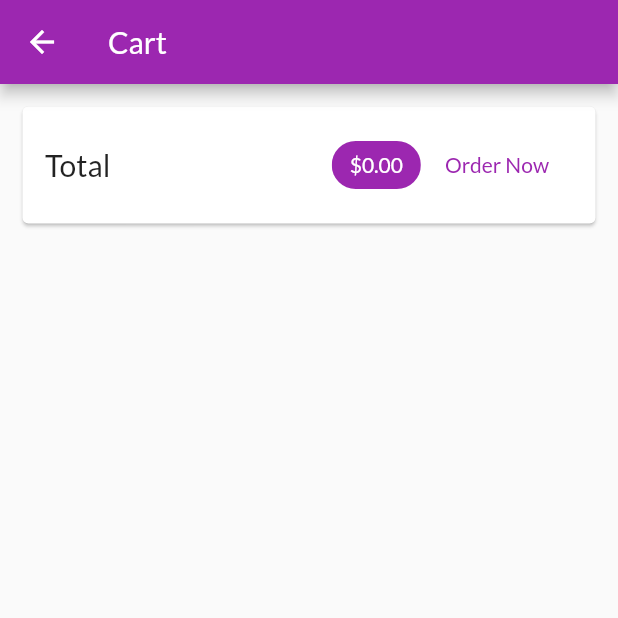
After one commit to hatem1055/flutter-shop-app, a Flutter app: the CartScreen screen opened by its route, on a phone screen of 412 x 824 dp, the top half of it. The commit adds this screen. Run offline on Flutter 3.47's test engine with Material 2 defaults, Android fonts, the phone set to English and light mode, and no system bars; network calls fail.

Commit message:
cart screen

```diff
--- a/lib/main.dart
+++ b/lib/main.dart
@@ -4,6 +4,7 @@ import 'providers/cart_provider.dart';
 import 'screens/product_details/product_details_screen.dart';
 import 'screens/products_overview/products_overview_screen.dart';
 import 'providers/products_provider.dart';
+import 'screens/cart/cart_screen.dart';
 
 void main() => runApp(MyApp());
 
@@ -24,7 +25,8 @@ class MyApp extends StatelessWidget {
             fontFamily: 'Lato'),
         routes: {
           '/': (ctx) => ProductOverviewScreen(),
-          ProductDetailsScreen.routeName: (ctx) => ProductDetailsScreen()
+          ProductDetailsScreen.routeName: (ctx) => ProductDetailsScreen(),
+          CartScreen.routeName:(ctx)=>CartScreen()
         },
       ),
     );
--- a/lib/providers/cart_provider.dart
+++ b/lib/providers/cart_provider.dart
@@ -3,14 +3,10 @@ import 'package:flutter/cupertino.dart';
 class CartItem {
   final String id;
   final String title;
-  final int quantity;
+  int quantity = 1;
   final double price;
 
-  CartItem(
-      {@required this.id,
-      @required this.price,
-      @required this.quantity,
-      @required this.title});
+  CartItem({@required this.id, @required this.price, @required this.title});
 }
 
 class CartProvider with ChangeNotifier {
@@ -20,15 +16,18 @@ class CartProvider with ChangeNotifier {
     return {..._items};
   }
 
-  int get itemCount{
+  int get itemCount {
     return _items.length;
   }
-  bool isInCart(id){
+
+  bool isInCart(id) {
     return _items.containsKey(id);
   }
-  int getProductQuanitiy(id){
+
+  int getProductQuanitiy(id) {
     return _items[id].quantity;
   }
+
   //methods
   void addItem(
     String productId,
@@ -41,12 +40,34 @@ class CartProvider with ChangeNotifier {
       _items.putIfAbsent(
           productId,
           () => CartItem(
-              id: DateTime.now().toString(),
-              price: price,
-              quantity: 1,
-              title: title));
+              id: DateTime.now().toString(), price: price, title: title));
     }
     notifyListeners();
   }
 
+  void deleteItems(id) {
+    _items.remove(id);
+    notifyListeners();
+  }
+
+  void incrementItemQuantity(id) {
+    _items[id].quantity += 1;
+    notifyListeners();
+  }
+
+  void dicrementItemQuantity(id) {
+    if(_items[id].quantity > 1){
+      _items[id].quantity -= 1;
+    }
+    notifyListeners();
+  }
+
+  //calculations
+  double get totalAmount {
+    double sum = 0.0;
+    _items.forEach((key, cartItem) {
+      sum += cartItem.price * cartItem.quantity;
+    });
+    return sum;
+  }
 }
--- /dev/null
+++ b/lib/screens/cart/cart_screen.dart
@@ -0,0 +1,58 @@
+import 'package:flutter/material.dart';
+import 'package:provider/provider.dart';
+import '../../providers/cart_provider.dart';
+import 'cart_item_widget.dart';
+
+class CartScreen extends StatelessWidget {
+  static const routeName = '/cart';
+  @override
+  Widget build(BuildContext context) {
+    final cart = Provider.of<CartProvider>(context);
+    return Scaffold(
+      appBar: AppBar(
+        title: Text('Cart'),
+      ),
+      body: Column(
+        children: [
+          Card(
+            margin: EdgeInsets.all(15),
+            child: Padding(
+                padding: EdgeInsets.all(15),
+                child: Row(
+                  mainAxisAlignment: MainAxisAlignment.spaceBetween,
+                  children: [
+                    Text(
+                      'Total',
+                      style: TextStyle(fontSize: 20),
+                    ),
+                    Spacer(),
+                    Chip(
+                      label: Text('\$${cart.totalAmount.toStringAsFixed(2)}',
+                          style: TextStyle(
+                            color: Theme.of(context)
+                                .primaryTextTheme
+                                .headline6
+                                .color,
+                          )),
+                      backgroundColor: Theme.of(context).primaryColor,
+                    ),
+                    FlatButton(
+                      child: Text('Order Now'),
+                      onPressed: (){},
+                      textColor: Theme.of(context).primaryColor,
+                    )
+                  ],
+                )),
+          ),
+          SizedBox(height:10),
+          Expanded(child:ListView.builder(
+            itemCount: cart.itemCount,
+            itemBuilder: (ctx,index){
+              return CartItemWidget(cart.items.values.toList()[index],cart.items.keys.toList()[index]);
+            },
+          ))
+        ],
+      ),
+    );
+  }
+}
--- a/lib/screens/products_overview/product_widget.dart
+++ b/lib/screens/products_overview/product_widget.dart
@@ -8,7 +8,6 @@ class ProductWidget extends StatelessWidget {
   @override
   Widget build(BuildContext context) {
     final Product product = Provider.of<Product>(context);
-    final CartProvider cart = Provider.of<CartProvider>(context, listen: false);
     //methods
     void navigateToDetails(ctx) {
       Navigator.of(ctx)
--- a/lib/screens/products_overview/products_overview_screen.dart
+++ b/lib/screens/products_overview/products_overview_screen.dart
@@ -3,6 +3,7 @@ import 'package:provider/provider.dart';
 import 'products_grid.dart';
 import 'badge_widget.dart';
 import '../../providers/cart_provider.dart';
+import '../cart/cart_screen.dart';
 
 enum FilterOptions { Favourits, All }
 
@@ -22,7 +23,9 @@ class _ProductOverviewScreenState extends State<ProductOverviewScreen> {
             Consumer<CartProvider>(
                 child: IconButton(
                   icon: Icon(Icons.shopping_cart),
-                  onPressed: () {},
+                  onPressed: () {
+                    Navigator.of(context).pushNamed(CartScreen.routeName);
+                  },
                 ),
                 builder: (_, cart, child) {
                   return Badge(child: child, value: cart.itemCount.toString());
```
Also changed, not shown: lib/screens/cart/cart_item_widget.dart (added, +45 -0 lines), lib/screens/cart/counter.dart (added, +41 -0 lines).
